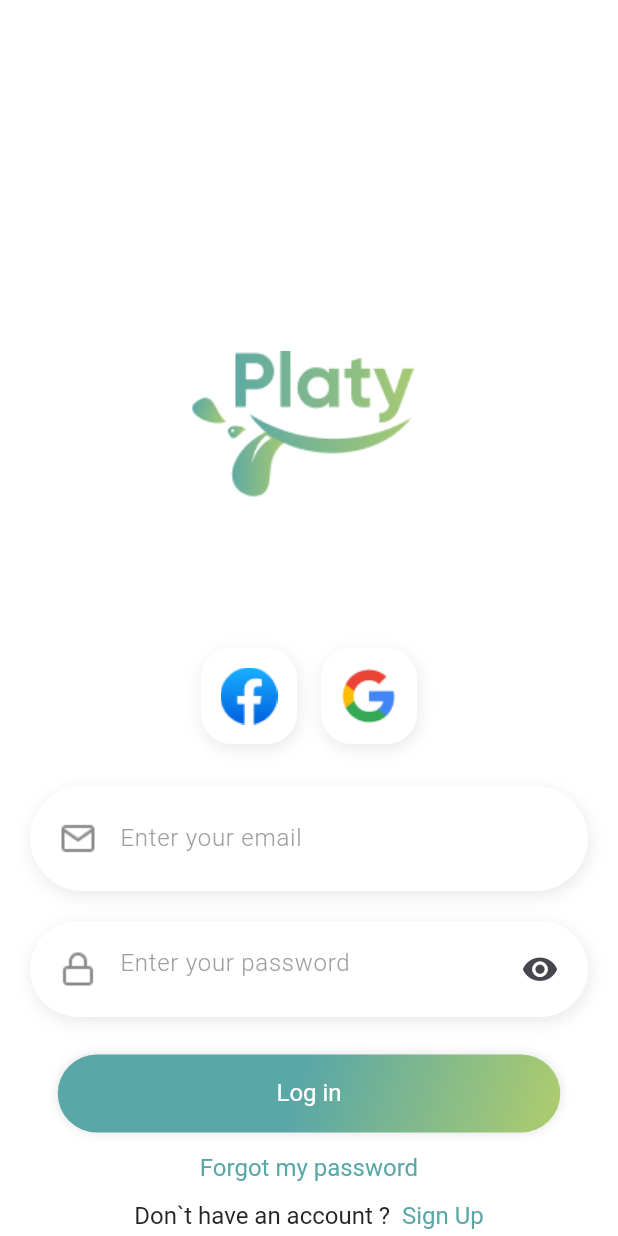
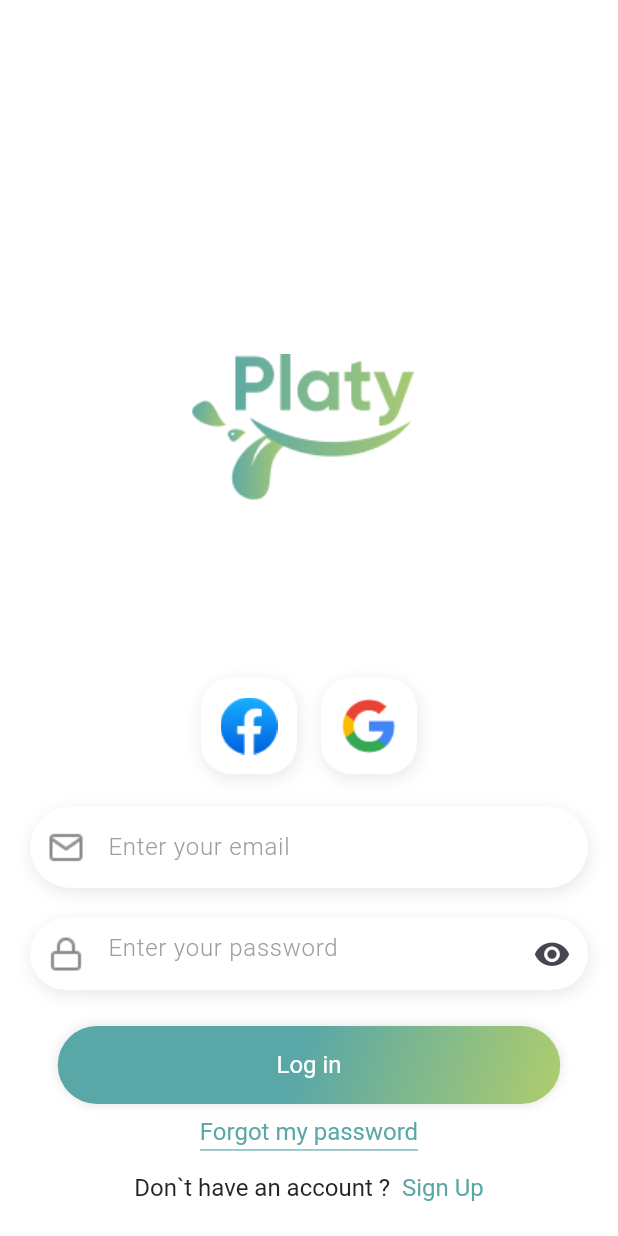
Before and after one commit to AndAgainForYou/meProject, a Flutter app: the screen it shows after launch, on a phone screen of 412 x 824 dp. Run offline on Flutter 3.47's test engine with Material 3 defaults, Android fonts, the phone set to English and light mode, and no system bars; our stand-ins replace flutter_keyboard_visibility, flutter_svg; Roboto replaces fonts that are missing (Gilroy).

Commit message:
login page finish + bug fixing

```diff
--- a/lib/features/login/login_page.dart
+++ b/lib/features/login/login_page.dart
@@ -1,4 +1,5 @@
 import 'package:flutter/material.dart';
+import 'package:flutter_keyboard_visibility/flutter_keyboard_visibility.dart';
 
 class LoginWidget extends StatefulWidget {
   const LoginWidget({Key? key}) : super(key: key);
@@ -13,14 +14,22 @@ class _LoginWidgetState extends State<LoginWidget> {
   @override
   Widget build(BuildContext context) {
     return Scaffold(
-      body: Column(
+      body: KeyboardDismissOnTap(
+        child: CustomScrollView(
+          scrollDirection: Axis.vertical,
+          slivers: [
+            SliverFillRemaining(
+              child: Column(
                 mainAxisAlignment: MainAxisAlignment.end,
                 children: <Widget>[
                   Flexible(
-            flex: 1,
+                    flex: 2,
+                    child: Stack(children: [
+                      Positioned.fill(
                         child: Center(
                           child: Padding(
-                padding: const EdgeInsets.only(right: 10.0, top: 20.0),
+                            padding:
+                                const EdgeInsets.only(right: 10.0, top: 25.0),
                             child: Image.asset(
                               'assets/images/logo.png',
                               width: 150,
@@ -29,15 +38,19 @@ class _LoginWidgetState extends State<LoginWidget> {
                           ),
                         ),
                       ),
+                    ]),
+                  ),
                   Flexible(
                     flex: 1,
                     child: Padding(
-              padding: const EdgeInsets.symmetric(horizontal: 20, vertical: 20),
+                      padding: const EdgeInsets.symmetric(
+                          horizontal: 20,),
                       child: Row(
                         mainAxisAlignment: MainAxisAlignment.center,
                         children: [
                           Padding(
-                    padding: const EdgeInsets.all(8.0),
+                            padding: const EdgeInsets.only(
+                                bottom: 22.0, left: 8.0, right: 8.0),
                             child: InkWell(
                               onTap: () {
                                 // Handle Facebook login
@@ -48,11 +61,12 @@ class _LoginWidgetState extends State<LoginWidget> {
                                 height: 64,
                                 decoration: BoxDecoration(
                                   borderRadius: BorderRadius.circular(20),
-                          color: Colors.white, // Set your preferred color
+                                  color:
+                                      Colors.white, // Set your preferred color
                                   boxShadow: const [
                                     BoxShadow(
-                              color:
-                                  Color.fromRGBO(0, 0, 0, 0.09000000357627869),
+                                      color: Color.fromRGBO(
+                                          0, 0, 0, 0.09000000357627869),
                                       offset: Offset(1, 3),
                                       blurRadius: 9,
                                     )
@@ -69,7 +83,8 @@ class _LoginWidgetState extends State<LoginWidget> {
                             ),
                           ),
                           Padding(
-                    padding: const EdgeInsets.all(8.0),
+                            padding: const EdgeInsets.only(
+                                bottom: 22.0, left: 8.0, right: 8.0),
                             child: InkWell(
                               onTap: () {
                                 // Handle Google login
@@ -80,11 +95,12 @@ class _LoginWidgetState extends State<LoginWidget> {
                                 height: 64,
                                 decoration: BoxDecoration(
                                   borderRadius: BorderRadius.circular(20),
-                          color: Colors.white, // Set your preferred color
+                                  color:
+                                      Colors.white, // Set your preferred color
                                   boxShadow: const [
                                     BoxShadow(
-                              color:
-                                  Color.fromRGBO(0, 0, 0, 0.09000000357627869),
+                                      color: Color.fromRGBO(
+                                          0, 0, 0, 0.09000000357627869),
                                       offset: Offset(1, 3),
                                       blurRadius: 9,
                                     )
@@ -119,12 +135,12 @@ class _LoginWidgetState extends State<LoginWidget> {
                         ],
                       ),
                       child: Padding(
-                padding: const EdgeInsets.all(8.0),
+                        padding: const EdgeInsets.all(0.0),
                         child: TextField(
-
                           maxLength: 25,
                           decoration: InputDecoration(
-                    contentPadding: const EdgeInsets.symmetric(vertical: 15),
+                            contentPadding:
+                                const EdgeInsets.symmetric(vertical: 15),
                             counterText: '',
                             hintText: 'Enter your email',
                             hintStyle: const TextStyle(
@@ -134,9 +150,8 @@ class _LoginWidgetState extends State<LoginWidget> {
                               fontWeight: FontWeight.w300,
                             ),
                             border: InputBorder.none,
-
-                    prefixIcon:
-                        Image.asset('assets/images/mail.png', width: 24),
+                            prefixIcon: Image.asset('assets/images/mail.png',
+                                width: 20),
                           ),
                         ),
                       ),
@@ -158,7 +173,7 @@ class _LoginWidgetState extends State<LoginWidget> {
                         ],
                       ),
                       child: Padding(
-                padding: const EdgeInsets.all(8.0),
+                        padding: const EdgeInsets.all(0.0),
                         child: TextField(
                           maxLength: 25,
                           obscureText: _isObscure,
@@ -173,18 +188,18 @@ class _LoginWidgetState extends State<LoginWidget> {
                             border: InputBorder.none,
                             prefixIcon: Image.asset(
                               'assets/images/lock.png',
-                      width: 24,
+                              width: 20,
                             ),
                             suffixIcon: IconButton(
-                      icon: Icon(
-                          _isObscure ? Icons.visibility : Icons.visibility_off),
+                              icon: Icon(_isObscure
+                                  ? Icons.visibility
+                                  : Icons.visibility_off),
                               onPressed: () {
                                 setState(() {
                                   _isObscure = !_isObscure;
                                 });
                               },
                               iconSize: 25,
-
                             ),
                             counterText: '',
                           ),
@@ -192,7 +207,7 @@ class _LoginWidgetState extends State<LoginWidget> {
                       ),
                     ),
                   ),
-          const SizedBox(height: 25),
+                  const SizedBox(height: 24),
                   InkWell(
                     onTap: () {
                       // Handle Facebook login
@@ -235,22 +250,45 @@ class _LoginWidgetState extends State<LoginWidget> {
                       ),
                     ),
                   ),
-          const Padding(
-            padding: EdgeInsets.all(16.0),
+                  const SizedBox(height: 16),
+                  KeyboardVisibilityBuilder(builder: (context, visible) {
+                    print(visible);
+                    return Column(
+                      children: <Widget>[
+                        Visibility(
+                          visible: !visible,
+                          child: Padding(
+                            padding: const EdgeInsets.only(bottom: 16.0),
                             child: Text(
                               'Forgot my password',
                               textAlign: TextAlign.center,
                               style: TextStyle(
-                  color: Color.fromRGBO(89, 167, 167, 1),
+                                color: Colors.transparent,
                                 fontFamily: 'Gilroy',
                                 fontSize: 16,
                                 letterSpacing: 0,
                                 fontWeight: FontWeight.normal,
-                  height: 1),
+                                height: 1,
+                                decoration: TextDecoration.combine([
+                                  TextDecoration.underline,
+                                ]),
+                                decorationColor:
+                                    const Color.fromRGBO(89, 167, 167, 1),
+                                decorationThickness: 1.0,
+                                decorationStyle: TextDecorationStyle.solid,
+                                shadows: const [
+                                  Shadow(
+                                      color: Color.fromRGBO(89, 167, 167, 1),
+                                      offset: Offset(0, -5))
+                                ],
                               ),
                             ),
-          const Padding(
-            padding: EdgeInsets.only(bottom: 5.0),
+                          ),
+                        ),
+                        Visibility(
+                          visible: !visible,
+                          child: const Padding(
+                            padding: EdgeInsets.only(bottom: 24.0),
                             child: Row(
                               mainAxisSize: MainAxisSize.min,
                               children: <Widget>[
@@ -286,7 +324,15 @@ class _LoginWidgetState extends State<LoginWidget> {
                               ],
                             ),
                           ),
+                        ),
                       ],
+                    );
+                  }),
+                ],
+              ),
+            ),
+          ],
+        ),
       ),
     );
   }
--- a/lib/main.dart
+++ b/lib/main.dart
@@ -15,6 +15,10 @@ class MyApp extends StatelessWidget {
     );
   }
 }
+
+
+
+
 
 class MainScreenWidget extends StatelessWidget {
   const MainScreenWidget({Key? key}) : super(key: key);
--- a/pubspec.yaml
+++ b/pubspec.yaml
@@ -31,6 +31,7 @@ dependencies:
   flutter:
     sdk: flutter
   flutter_svg: ^2.0.9
+  flutter_keyboard_visibility: ^5.0.2
 
 
   # The following adds the Cupertino Icons font to your application.
```
Also changed, not shown: pubspec.lock, 7 other files. Lines whose indentation alone changed are shown as unchanged.
